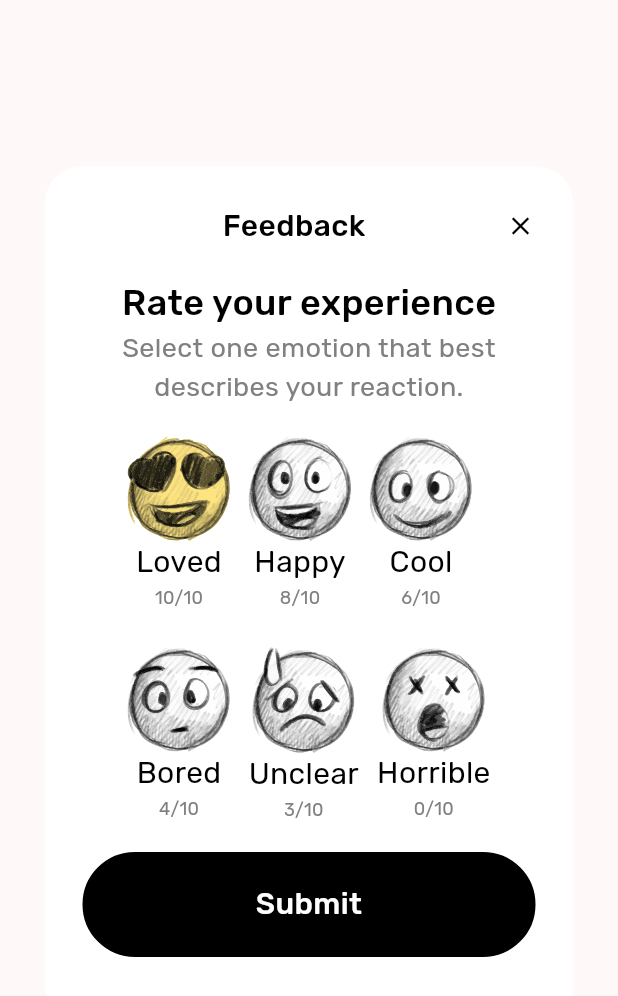
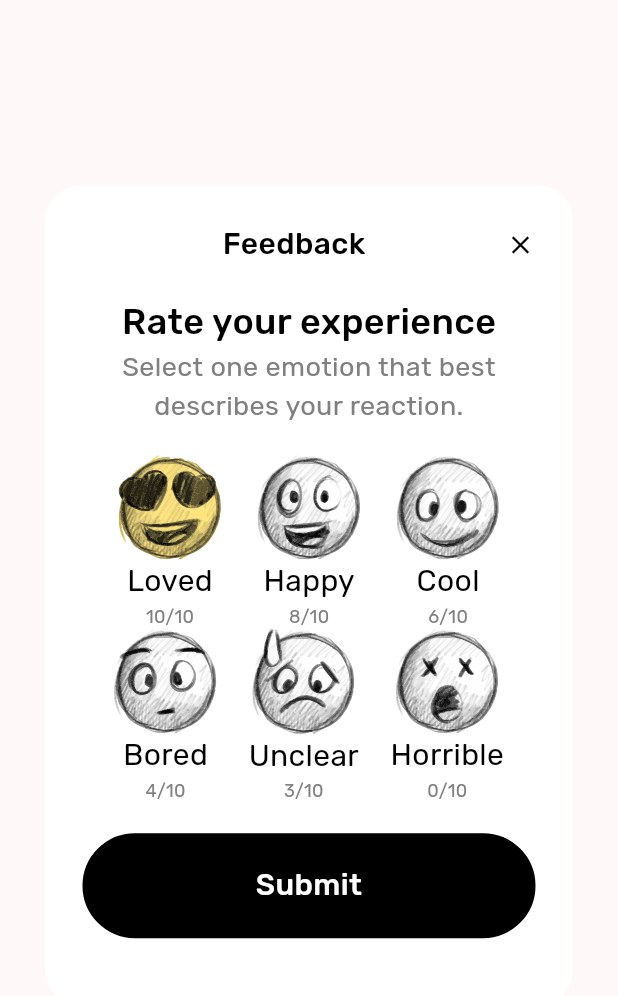
Before and after one commit to ektapadaliya/flutter_focustube, a Flutter app: the FeedbackVC widget shown alone on an empty page, opened directly, on a phone screen of 412 x 824 dp. Shown: the top 996 px of the screen. Run offline on Flutter 3.47's test engine with Material 3 defaults, Android fonts, the phone set to English and light mode, and no system bars; our stand-ins replace auto_size_text, cached_network_image, dotted_border, flutter_image_compress, flutter_slidable, flutter_svg and 5 more.

Commit message:
minor changes
minor changes

```diff
--- a/lib/view/dialog/feedback_vc.dart
+++ b/lib/view/dialog/feedback_vc.dart
@@ -65,11 +65,10 @@ class _FeedbackVCState extends State<FeedbackVC> {
                   style: AppTextStyle.body18(color: AppColor.gray),
                 ),
                 SizedBox(height: 20),
-                Wrap(
-                  spacing: 12,
-                  runSpacing: 25,
+                Row(
+                  mainAxisAlignment: MainAxisAlignment.spaceEvenly,
                   children: List.generate(
-                    6,
+                    3,
                     (index) => InkWell(
                       onTap: () {
                         setState(() {
@@ -103,6 +102,44 @@ class _FeedbackVCState extends State<FeedbackVC> {
                     ),
                   ),
                 ),
+                Row(
+                  mainAxisAlignment: MainAxisAlignment.spaceEvenly,
+                  children: List.generate(3, (index) {
+                    var tIndex = index + 3;
+                    return InkWell(
+                      onTap: () {
+                        setState(() {
+                          selectedIndex = tIndex;
+                        });
+                      },
+                      child: Column(
+                        children: [
+                          SvgPicture.asset(
+                            feedbackImage(tIndex),
+                            width: AppConst.maxWidth(context) < 450
+                                ? AppConst.maxWidth(context) / 6
+                                : 100,
+                            colorFilter: selectedIndex == tIndex
+                                ? ColorFilter.mode(
+                                    Colors.amberAccent.shade100,
+                                    BlendMode.modulate,
+                                  )
+                                : null,
+                          ),
+                          Text(
+                            feedbackTitle(tIndex),
+                            style: AppTextStyle.body20(),
+                          ),
+                          Text(
+                            "${feedbackRating(tIndex)}/10",
+                            style: AppTextStyle.body12(color: AppColor.gray),
+                          ),
+                        ],
+                      ),
+                    );
+                  }),
+                ),
+
                 SizedBox(height: 20),
                 AppButton(label: "Submit", backgroundColor: AppColor.primary),
                 SizedBox(height: 20),
--- a/lib/view/home/channels_vc.dart
+++ b/lib/view/home/channels_vc.dart
@@ -15,7 +15,8 @@ class _ChannelsVCState extends State<ChannelsVC> {
   int selectedIndex = 0;
   @override
   Widget build(BuildContext context) {
-    return Padding(
+    return Container();
+    /*     return Padding(
       padding: const EdgeInsets.symmetric(horizontal: 30).copyWith(top: 15),
 
       child: Column(
@@ -42,7 +43,7 @@ class _ChannelsVCState extends State<ChannelsVC> {
           ),
         ],
       ),
-    );
+    ); */
   }
 
   buildCategoryTile(int index) {
--- a/lib/view/home/home_vc.dart
+++ b/lib/view/home/home_vc.dart
@@ -129,9 +129,9 @@ class _HomeVCState extends State<HomeVC> {
                   } else if (item == "subjects") {
                     subjects.go(context);
                   } else if (item == "daily_goals") {
-                    dailyGoal.go(context);
+                    //  dailyGoal.go(context);
                   } else if (item == "history") {
-                    videos.go(context, extra: "History");
+                    // videos.go(context, extra: "History");
                   }
                 },
                 child: Icon(Icons.more_vert),
--- a/lib/view/home/search_vc.dart
+++ b/lib/view/home/search_vc.dart
@@ -18,7 +18,8 @@ class _SearchVCState extends State<SearchVC> {
   String? selectValue;
   @override
   Widget build(BuildContext context) {
-    return Padding(
+    return Container();
+    /*  return Padding(
       padding: EdgeInsetsGeometry.symmetric(horizontal: 30),
       child: Column(
         crossAxisAlignment: CrossAxisAlignment.start,
@@ -55,6 +56,6 @@ class _SearchVCState extends State<SearchVC> {
           ),
         ],
       ),
-    );
+    ); */
   }
 }
--- a/lib/view/home/settings_vc.dart
+++ b/lib/view/home/settings_vc.dart
@@ -21,7 +21,8 @@ class _SettingsVCState extends State<SettingsVC> {
   bool isNotificationOn = false;
   @override
   Widget build(BuildContext context) {
-    return ExpandedSingleChildScrollView(
+    return Container();
+    /* return ExpandedSingleChildScrollView(
       padding: const EdgeInsets.symmetric(horizontal: 30),
       child: FormScreenBoundries(
         child: Column(
@@ -138,7 +139,7 @@ class _SettingsVCState extends State<SettingsVC> {
           ],
         ),
       ),
-    );
+    ); */
   }
 }
 
```
Also changed, not shown: lib/view/dialog/save_playlist_vc.dart (+14 -13 lines), lib/view/home/home_root.dart (+5 -5 lines), lib/view/notes/note_detail_vc.dart (+19 -3 lines), lib/view/playlists/playlist_detail_vc.dart (+16 -9 lines), lib/widget/video_widgets.dart (+6 -2 lines), 1 other file.
